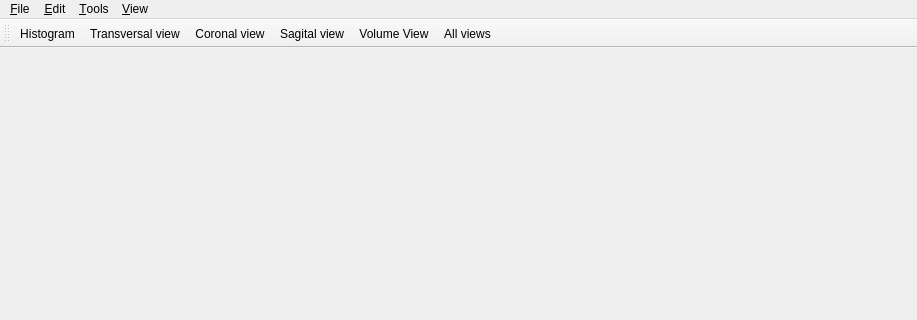
Old version of the form View/Uis/mainwindow.ui in the repository alejoleon/NodulesApp; both pictures show x 0 to 917 and y 0 to 320 of the 917 by 701 pixel window.
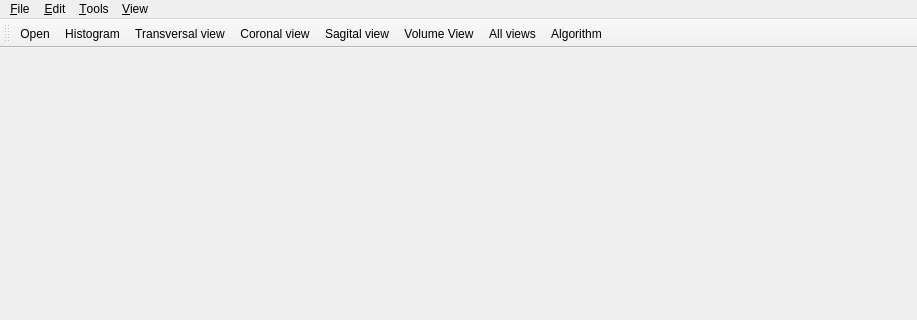
New version of the form. Icons and pictures are not drawn. Custom widgets are drawn as their Qt base class.

```diff
--- a/View/Uis/mainwindow.ui
+++ b/View/Uis/mainwindow.ui
@@ -114,12 +114,14 @@
    <attribute name="toolBarBreak">
     <bool>false</bool>
    </attribute>
+   <addaction name="action_Open"/>
    <addaction name="action_Histogram"/>
    <addaction name="action_Transversal_view"/>
    <addaction name="actionCoronal_view"/>
    <addaction name="action_Sagital_view"/>
    <addaction name="action_Volume_View"/>
    <addaction name="action_All_views"/>
+   <addaction name="action_Algorithm"/>
   </widget>
   <widget class="QStatusBar" name="statusBar"/>
   <action name="action_New">
@@ -198,6 +200,11 @@
     <string>&amp;Volume View</string>
    </property>
   </action>
+  <action name="action_Algorithm">
+   <property name="text">
+    <string>&amp;Algorithm</string>
+   </property>
+  </action>
  </widget>
  <layoutdefault spacing="6" margin="11"/>
  <customwidgets>
@@ -213,6 +220,12 @@
    <header location="global">fourpanelform.h</header>
    <container>1</container>
   </customwidget>
+  <customwidget>
+   <class>AlgorithmForm</class>
+   <extends>QWidget</extends>
+   <header location="global">algorithmform.h</header>
+   <container>1</container>
+  </customwidget>
  </customwidgets>
  <resources>
   <include location="../../Resources/resources.qrc"/>
```
Left out of the diff: 14 changed lines with no effect on the pictures.
